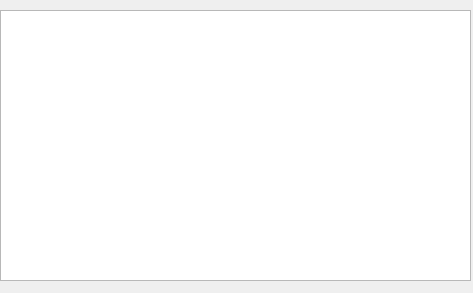
Old version of the form ConsoleWindow.ui in the repository Stasandrey/znak.
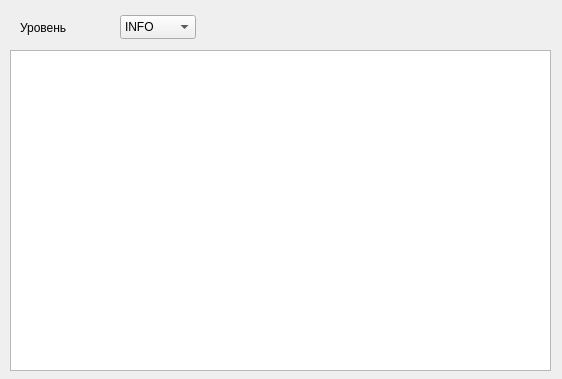
New version of the form.

The edit to the form file:
```diff
--- a/ConsoleWindow.ui
+++ b/ConsoleWindow.ui
@@ -6,21 +6,79 @@
    <rect>
     <x>0</x>
     <y>0</y>
-    <width>473</width>
-    <height>293</height>
+    <width>562</width>
+    <height>379</height>
    </rect>
   </property>
   <property name="windowTitle">
    <string>Консоль</string>
   </property>
-  <widget class="QTextBrowser" name="textBrowser">
+  <widget class="QTextEdit" name="text">
    <property name="geometry">
     <rect>
-     <x>0</x>
-     <y>10</y>
-     <width>471</width>
-     <height>271</height>
+     <x>10</x>
+     <y>50</y>
+     <width>541</width>
+     <height>321</height>
     </rect>
+   </property>
+   <property name="minimumSize">
+    <size>
+     <width>100</width>
+     <height>100</height>
+    </size>
+   </property>
+   <property name="baseSize">
+    <size>
+     <width>300</width>
+     <height>200</height>
+    </size>
+   </property>
+   <property name="readOnly">
+    <bool>true</bool>
+   </property>
+  </widget>
+  <widget class="QComboBox" name="level">
+   <property name="geometry">
+    <rect>
+     <x>120</x>
+     <y>15</y>
+     <width>76</width>
+     <height>24</height>
+    </rect>
+   </property>
+   <item>
+    <property name="text">
+     <string>INFO</string>
+    </property>
+   </item>
+   <item>
+    <property name="text">
+     <string>DEBUG</string>
+    </property>
+   </item>
+   <item>
+    <property name="text">
+     <string>WARNING</string>
+    </property>
+   </item>
+   <item>
+    <property name="text">
+     <string>ERROR</string>
+    </property>
+   </item>
+  </widget>
+  <widget class="QLabel" name="label">
+   <property name="geometry">
+    <rect>
+     <x>20</x>
+     <y>20</y>
+     <width>58</width>
+     <height>16</height>
+    </rect>
+   </property>
+   <property name="text">
+    <string>Уровень</string>
    </property>
   </widget>
  </widget>
```
Left out of the diff: 2 changed lines with no effect on the pictures.
